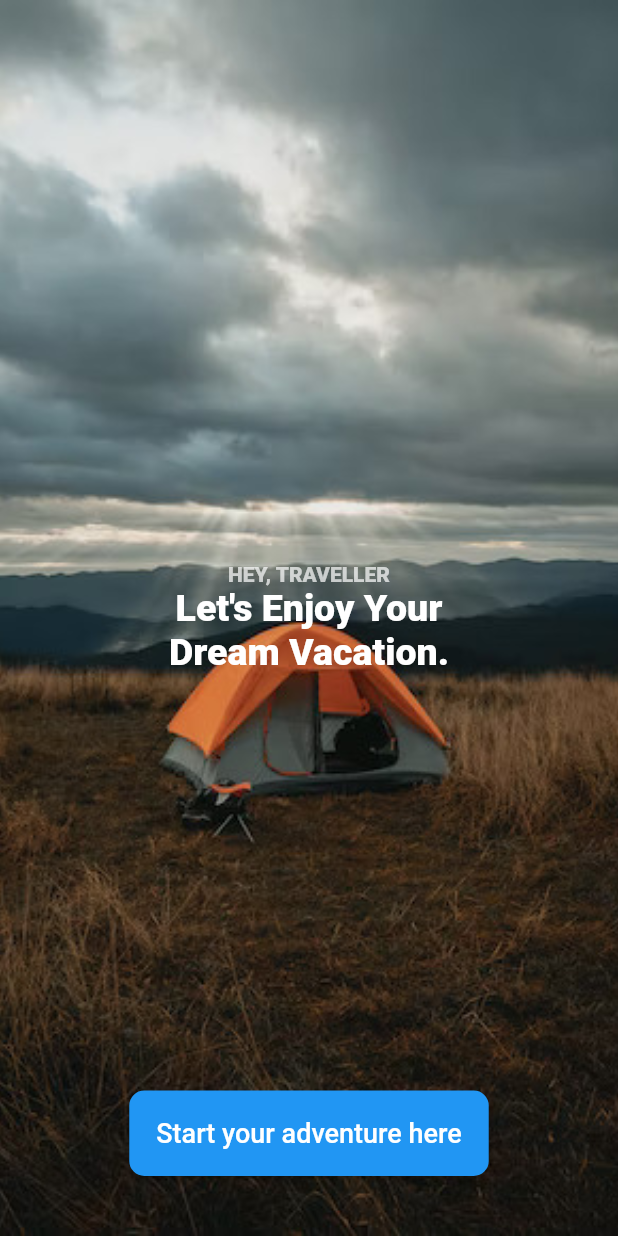
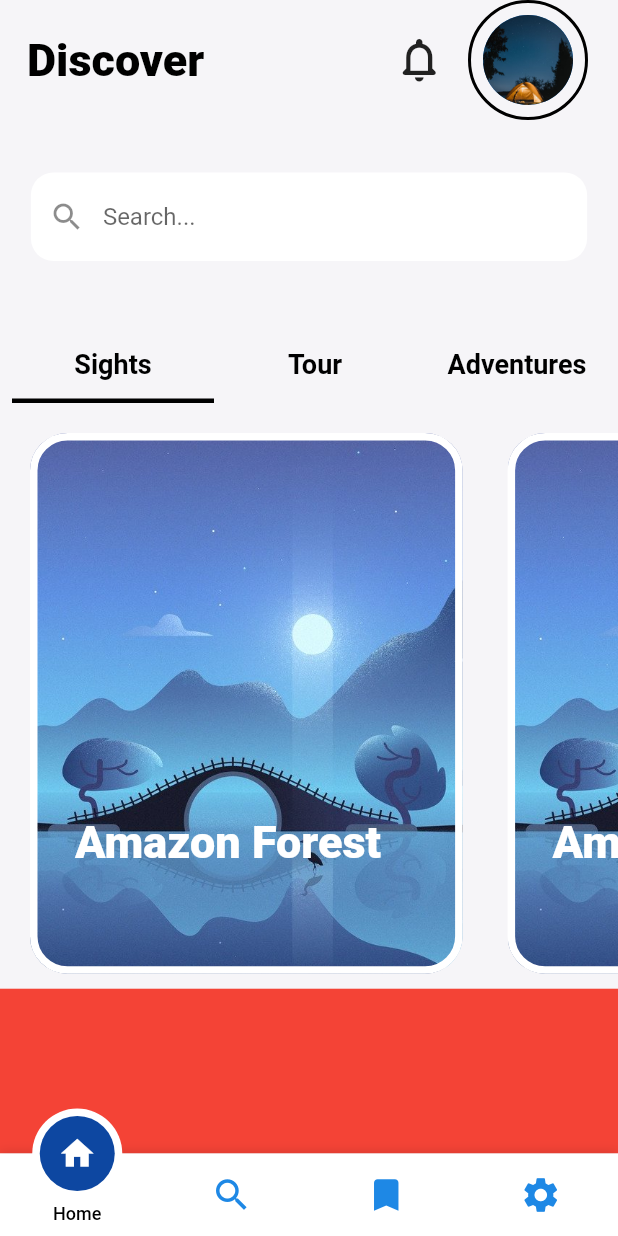
Before and after one commit to TrojanSystem/tourism_app, a Flutter app: the screen it shows after launch, on a phone screen of 412 x 824 dp. Run offline on Flutter 3.47's test engine with Material 2 defaults, Android fonts, the phone set to English and light mode, and no system bars; drawn by our look-alikes of motion_tab_bar_v2; Roboto replaces fonts that are missing (SofiaSans-Bold).

Commit message:
Tourism App

```diff
--- a/lib/main.dart
+++ b/lib/main.dart
@@ -1,4 +1,6 @@
 import 'package:flutter/material.dart';
+import 'package:tourism_app/screen/front_screen.dart';
+import 'package:tourism_app/screen/home_page.dart';
 
 void main() {
   runApp(const MyApp());
@@ -15,85 +17,8 @@ class MyApp extends StatelessWidget {
       theme: ThemeData(
         primarySwatch: Colors.blue,
       ),
-      home: const HomeScreen(),
+      home: const HomePage(),
       debugShowCheckedModeBanner: false,
     );
   }
 }
-
-class HomeScreen extends StatefulWidget {
-  const HomeScreen({super.key});
-
-  @override
-  State<HomeScreen> createState() => _HomeScreenState();
-}
-
-class _HomeScreenState extends State<HomeScreen> {
-  @override
-  Widget build(BuildContext context) {
-    return Scaffold(
-      body: Stack(
-        fit: StackFit.expand,
-        children: [
-          Container(
-            decoration: const BoxDecoration(
-              image: DecorationImage(
-                fit: BoxFit.cover,
-                image: AssetImage('assets/images/02.jpg'),
-              ),
-            ),
-          ),
-          Center(
-            child: Column(
-              mainAxisAlignment: MainAxisAlignment.center,
-              children: const [
-                Text(
-                  'HEY, TRAVELLER',
-                  style: TextStyle(
-                      color: Colors.white70, fontWeight: FontWeight.w900),
-                ),
-                Text(
-                  'Let\'s Enjoy Your',
-                  style: TextStyle(
-                    color: Colors.white,
-                    fontWeight: FontWeight.w900,
-                    fontSize: 25,
-                  ),
-                ),
-                Text(
-                  'Dream Vacation.',
-                  style: TextStyle(
-                    color: Colors.white,
-                    fontWeight: FontWeight.w900,
-                    fontSize: 25,
-                  ),
-                ),
-              ],
-            ),
-          ),
-          Container(
-            alignment: Alignment.bottomCenter,
-            margin: const EdgeInsets.only(bottom: 40),
-            child: ElevatedButton(
-              onPressed: () {},
-              style: ButtonStyle(
-                  padding: MaterialStateProperty.all(
-                    const EdgeInsets.all(18),
-                  ),
-                  shape: MaterialStateProperty.all(
-                    RoundedRectangleBorder(
-                      borderRadius: BorderRadius.circular(10),
-                    ),
-                  )),
-              //color: const Color.fromRGBO(72, 125, 210, 1),
-              child: const Text(
-                'Start your adventure here',
-                style: TextStyle(fontSize: 18),
-              ),
-            ),
-          ),
-        ],
-      ),
-    );
-  }
-}
--- /dev/null
+++ b/lib/screen/front_screen.dart
@@ -0,0 +1,78 @@
+import 'package:flutter/material.dart';
+
+class FrontScreen extends StatefulWidget {
+  const FrontScreen({super.key});
+
+  @override
+  State<FrontScreen> createState() => _FrontScreenState();
+}
+
+class _FrontScreenState extends State<FrontScreen> {
+  @override
+  Widget build(BuildContext context) {
+    return Scaffold(
+      body: Stack(
+        fit: StackFit.expand,
+        children: [
+          Container(
+            decoration: const BoxDecoration(
+              image: DecorationImage(
+                fit: BoxFit.cover,
+                image: AssetImage('assets/images/02.jpg'),
+              ),
+            ),
+          ),
+          Center(
+            child: Column(
+              mainAxisAlignment: MainAxisAlignment.center,
+              children: const [
+                Text(
+                  'HEY, TRAVELLER',
+                  style: TextStyle(
+                      color: Colors.white70, fontWeight: FontWeight.w900),
+                ),
+                Text(
+                  'Let\'s Enjoy Your',
+                  style: TextStyle(
+                    color: Colors.white,
+                    fontWeight: FontWeight.w900,
+                    fontSize: 25,
+                  ),
+                ),
+                Text(
+                  'Dream Vacation.',
+                  style: TextStyle(
+                    color: Colors.white,
+                    fontWeight: FontWeight.w900,
+                    fontSize: 25,
+                  ),
+                ),
+              ],
+            ),
+          ),
+          Container(
+            alignment: Alignment.bottomCenter,
+            margin: const EdgeInsets.only(bottom: 40),
+            child: ElevatedButton(
+              onPressed: () {},
+              style: ButtonStyle(
+                  padding: MaterialStateProperty.all(
+                    const EdgeInsets.all(18),
+                  ),
+                  shape: MaterialStateProperty.all(
+                    RoundedRectangleBorder(
+                      borderRadius: BorderRadius.circular(10),
+                    ),
+                  )),
+              //color: const Color.fromRGBO(72, 125, 210, 1),
+              child: const Text(
+                'Start your adventure here',
+                style: TextStyle(fontSize: 18),
+              ),
+            ),
+          ),
+        ],
+      ),
+    );
+  }
+}
--- /dev/null
+++ b/lib/screen/home_page.dart
@@ -0,0 +1,175 @@
+import 'package:flutter/gestures.dart';
+import 'package:flutter/material.dart';
+
+import '../widgets/body_section.dart';
+import '../widgets/bottom_tab_bar.dart';
+
+class HomePage extends StatefulWidget {
+  const HomePage({Key? key}) : super(key: key);
+
+  @override
+  State<HomePage> createState() => _HomePageState();
+}
+
+class _HomePageState extends State<HomePage> with TickerProviderStateMixin {
+  final _formKey = GlobalKey<FormState>();
+  late TabController _tabController;
+  late final TextEditingController searchWord;
+  late double _width, _height;
+  late final FocusNode searchWordNode;
+
+  late String searched = '';
+
+  @override
+  void initState() {
+    // TODO: implement initState
+    super.initState();
+    searchWord = TextEditingController();
+    searchWordNode = FocusNode();
+    _tabController = TabController(length: 6, vsync: this);
+    _tabController.animateTo(2);
+  }
+
+  @override
+  void dispose() {
+    searchWord.dispose();
+    searchWordNode.dispose();
+    _tabController.dispose();
+    super.dispose();
+  }
+
+  @override
+  Widget build(BuildContext context) {
+    _width = MediaQuery.of(context).size.width;
+    _height = MediaQuery.of(context).size.height;
+    return DefaultTabController(
+      length: 3,
+      initialIndex: 0,
+      child: Scaffold(
+        backgroundColor: const Color.fromRGBO(246, 245, 248, 1),
+        body: SafeArea(
+          child: Column(
+            children: [
+              buildHeaderBody(),
+              BodySection(width: _width),
+              Expanded(
+                flex: 1,
+                child: Container(
+                  color: Colors.red,
+
+                ),
+              ),
+            ],
+          ),
+        ),
+       bottomNavigationBar:BottomTabBar(),
+      ),
+    );
+  }
+
+  Widget buildHeaderBody() {
+    return Expanded(
+      flex: 2,
+      child: Column(
+        children: [
+          Row(
+            mainAxisAlignment: MainAxisAlignment.spaceBetween,
+            children: [
+              const Padding(
+                padding: EdgeInsets.only(left: 18.0),
+                child: Text(
+                  'Discover',
+                  style: TextStyle(
+                    fontWeight: FontWeight.w900,
+                    color: Colors.black,
+                    fontSize: 30,
+                  ),
+                ),
+              ),
+              Row(
+                children: [
+                  const Icon(
+                    Icons.notifications_none_rounded,
+                    size: 35,
+                  ),
+                  const SizedBox(
+                    width: 15,
+                  ),
+                  Container(
+                    margin: const EdgeInsets.only(right: 20),
+                    padding: const EdgeInsets.all(8),
+                    decoration: BoxDecoration(
+                        color: Colors.transparent,
+                        shape: BoxShape.circle,
+                        border: Border.all(color: Colors.black, width: 2)),
+                    child: const CircleAvatar(
+                      radius: 30,
+                      backgroundImage: AssetImage('assets/images/8.jpg'),
+                    ),
+                  )
+                ],
+              )
+            ],
+          ),
+          buildSearchArea(),
+        ],
+      ),
+    );
+  }
+
+  Widget buildSearchArea() {
+    return Container(
+      margin: const EdgeInsets.symmetric(horizontal: 20, vertical: 20),
+      width: MediaQuery.of(context).size.width * 0.9,
+      child: Form(
+        key: _formKey,
+        child: Padding(
+          padding: const EdgeInsets.fromLTRB(0, 15, 0, 0),
+          child: TextFormField(
+            controller: searchWord,
+            validator: (value) {
+              if (value == null) {
+                return 'search can\'t be empty';
+              } else {
+                return null;
+              }
+            },
+            onChanged: (value) {
+              setState(() {
+                searched = value;
+
+                // print( Provider.of<FoodDataProvider>(context,listen: false).isShowing);
+              });
+            },
+            onSaved: (savedValue) {},
+            decoration: InputDecoration(
+              prefixIcon: IconButton(
+                onPressed: () {
+                  // showSearch(
+                  //     context: context,
+                  //     // delegate to customize the search bar
+                  //     delegate: CustomSearchDelegate()
+                  // );
+                },
+                icon: const Icon(
+                  Icons.search,
+                ),
+              ),
+              hintText: 'Search...',
+              filled: true,
+              fillColor: Colors.white,
+              enabledBorder: OutlineInputBorder(
+                borderSide: BorderSide.none,
+                borderRadius: BorderRadius.circular(15),
+              ),
+              focusedBorder: OutlineInputBorder(
+                borderSide: BorderSide.none,
+                borderRadius: BorderRadius.circular(15),
+              ),
+            ),
+          ),
+        ),
+      ),
+    );
+  }
+}
--- /dev/null
+++ b/lib/widgets/body_section.dart
@@ -0,0 +1,82 @@
+import 'package:flutter/gestures.dart';
+import 'package:flutter/material.dart';
+import 'package:tourism_app/widgets/tabbar_element.dart';
+
+class BodySection extends StatelessWidget {
+  const BodySection({
+    Key? key,
+    required double width,
+  }) : _width = width, super(key: key);
+
+  final double _width;
+
+  @override
+  Widget build(BuildContext context) {
+    return Expanded(
+      flex: 4,
+      child: Column(
+        mainAxisSize: MainAxisSize.min,
+        children: [
+           const Padding(
+            padding: EdgeInsets.only(left: 8.0),
+            child: TabBar(
+              indicatorColor: Colors.black,
+              indicatorWeight: 3.0,
+              //   controller: _tabController,
+              indicatorPadding: EdgeInsets.only(top: 10),
+              physics: BouncingScrollPhysics(),
+              dragStartBehavior: DragStartBehavior.down,
+              tabs: [
+                Tab(
+                  child: Text(
+                    'Sights',
+                    style: TextStyle(
+                        color: Colors.black,
+                        fontWeight: FontWeight.bold,
+                        fontSize: 18),
+                  ),
+                ),
+                Tab(
+                  child: Text(
+                    'Tour',
+                    style: TextStyle(
+                        color: Colors.black,
+                        fontWeight: FontWeight.bold,
+                        fontSize: 18),
+                  ),
+                ),
+                Tab(
+                  child: Text(
+                    'Adventures',
+                    style: TextStyle(
+                        color: Colors.black,
+                        fontWeight: FontWeight.bold,
+                        fontSize: 18),
+                  ),
+                ),
+              ],
+              padding: EdgeInsets.only(bottom: 10),
+            ),
+          ),
+          Expanded(
+            child: TabBarView(
+              // controller: _tabController,
+              children: [
+                ListView.builder(
+                    scrollDirection: Axis.horizontal,
+                    itemBuilder: (context, index) => TabBarElement(width: _width),
+                    itemCount: 3),
+                Container(
+                  color: Colors.yellow,
+                ),
+                Container(
+                  color: Colors.red,
+                )
+              ],
+            ),
+          ),
+        ],
+      ),
+    );
+  }
+}
--- /dev/null
+++ b/lib/widgets/bottom_tab_bar.dart
@@ -0,0 +1,97 @@
+import 'package:flutter/material.dart';
+import 'package:motion_tab_bar_v2/motion-tab-bar.dart';
+import 'package:motion_tab_bar_v2/motion-badge.widget.dart';
+
+class BottomTabBar extends StatefulWidget {
+  const BottomTabBar({super.key});
+
+  @override
+  _BottomTabBarState createState() => _BottomTabBarState();
+}
+
+class _BottomTabBarState extends State<BottomTabBar>
+    with TickerProviderStateMixin {
+  TabController? _tabController;
+
+  @override
+  void initState() {
+    super.initState();
+    _tabController = TabController(
+      initialIndex: 1,
+      length: 4,
+      vsync: this,
+    );
+  }
+
+  @override
+  void dispose() {
+    super.dispose();
+    _tabController!.dispose();
+  }
+
+  @override
+  Widget build(BuildContext context) {
+    return
+       MotionTabBar(
+        initialSelectedTab: "Home",
+        useSafeArea: true,
+        // default: true, apply safe area wrapper
+        labels: const ["Home", "Search", "Bookmark", "Settings"],
+        icons: const [Icons.home, Icons.search, Icons.bookmark, Icons.settings],
+
+        // optional badges, length must be same with labels
+        badges: [
+          // Default Motion Badge Widget
+          const MotionBadgeWidget(
+            text: '99+',
+            textColor: Colors.white, // optional, default to Colors.white
+            color: Colors.red, // optional, default to Colors.red
+            size: 18, // optional, default to 18
+          ),
+
+          // custom badge Widget
+          Container(
+            color: Colors.black,
+            padding: const EdgeInsets.all(2),
+            child: const Text(
+              '48',
+              style: TextStyle(
+                fontSize: 14,
+                color: Colors.white,
+              ),
+            ),
+          ),
+
+          // allow null
+          null,
+
+          // Default Motion Badge Widget with indicator only
+          const MotionBadgeWidget(
+            isIndicator: true,
+            color: Colors.red, // optional, default to Colors.red
+            size: 5, // optional, default to 5,
+            show: true, // true / false
+          ),
+        ],
+        tabSize: 50,
+        tabBarHeight: 55,
+        textStyle: const TextStyle(
+          fontSize: 12,
+          color: Colors.black,
+          fontWeight: FontWeight.w500,
+        ),
+        tabIconColor: Colors.blue[600],
+        tabIconSize: 28.0,
+        tabIconSelectedSize: 26.0,
+        tabSelectedColor: Colors.blue[900],
+        tabIconSelectedColor: Colors.white,
+        tabBarColor: Colors.white,
+        onTabItemSelected: (int value) {
+          setState(() {
+            _tabController!.index = value;
+          });
+        },
+      );
+
+  }
+}
--- /dev/null
+++ b/lib/widgets/tabbar_element.dart
@@ -0,0 +1,51 @@
+import 'package:flutter/material.dart';
+class TabBarElement extends StatelessWidget {
+  const TabBarElement({
+    Key? key,
+    required double width,
+  }) : _width = width, super(key: key);
+
+  final double _width;
+
+  @override
+  Widget build(BuildContext context) {
+    return ClipRect(
+      clipBehavior: Clip.antiAlias,
+      child: Stack(
+        children: [
+          Container(
+            margin: const EdgeInsets.fromLTRB(
+                20, 10, 10, 10),
+            width: _width * 0.7,
+            decoration: BoxDecoration(
+              border: Border.all(
+                color: Colors.white,
+                width: 5,
+              ),
+              borderRadius:
+              BorderRadius.circular(25),
+              image: const DecorationImage(
+                fit: BoxFit.cover,
+                image: AssetImage(
+                    'assets/images/back.jpg'),
+              ),
+            ),
+          ),
+          const Positioned(
+            bottom: 80,
+            left: 50,
+            child: Text(
+              'Amazon Forest',
+              style: TextStyle(
+                fontFamily: 'SofiaSans-Bold',
+                color: Colors.white,
+                fontSize: 30,
+                fontWeight: FontWeight.w900,
+              ),
+            ),
+          )
+        ],
+      ),
+    );
+  }
+}
```
Also changed, not shown: pubspec.yaml (+10 -11 lines), assets/fonts/SofiaSans-Bold.ttf (added), assets/fonts/SofiaSans-Light.ttf (added), assets/fonts/SofiaSans-Medium.ttf (added), assets/fonts/SofiaSans-Regular.ttf (added), pubspec.lock.
